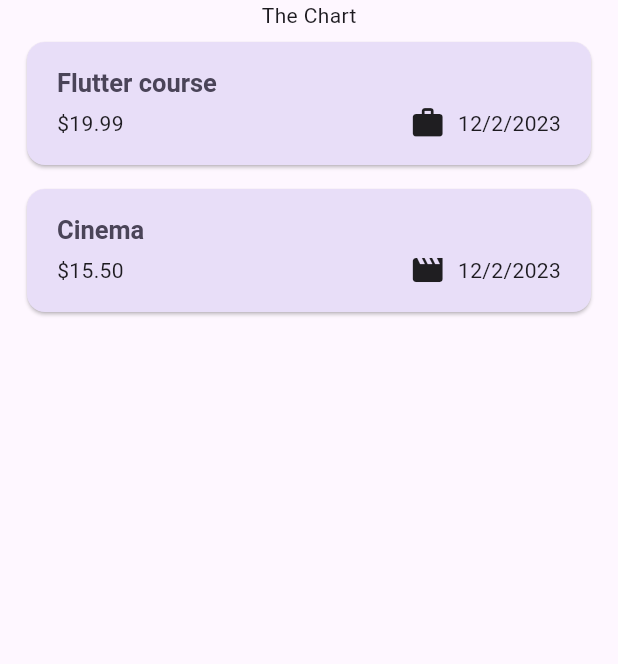
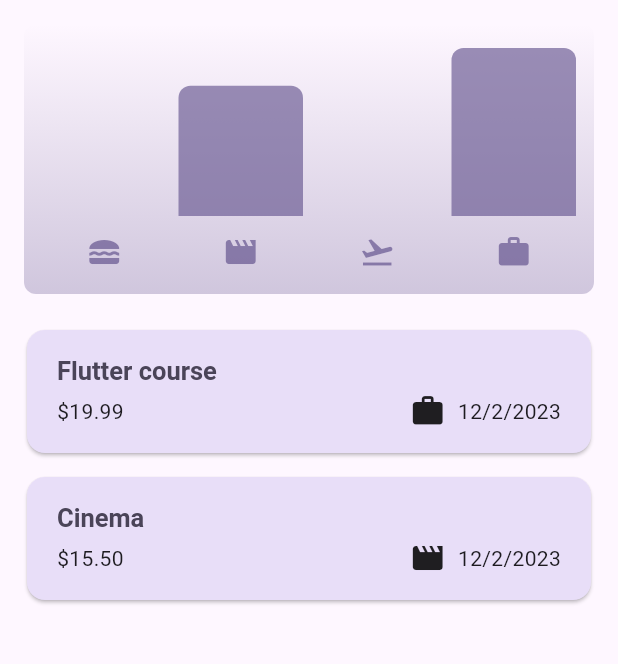
Before and after one commit to PS213073/expense_tracker, a Flutter app: the screen it shows after launch, on a phone screen of 412 x 824 dp, the part 84-748 px from its top. Run offline on Flutter 3.47's test engine with Material 3 defaults, Android fonts, the phone set to English and light mode, and no system bars.

Commit message:
adding chart and show it to user

```diff
--- /dev/null
+++ b/lib/widgets/chart/chart.dart
@@ -0,0 +1,95 @@
+import 'package:flutter/material.dart';
+
+import 'package:expense_tracker/widgets/chart/chart_bar.dart';
+import 'package:expense_tracker/models/expense.dart';
+
+class Chart extends StatelessWidget {
+  const Chart({super.key, required this.expenses});
+
+  final List<Expense> expenses;
+
+  List<ExpenseBucket> get buckets {
+    return [
+      ExpenseBucket.forCategory(expenses, Category.food),
+      ExpenseBucket.forCategory(expenses, Category.leisure),
+      ExpenseBucket.forCategory(expenses, Category.travel),
+      ExpenseBucket.forCategory(expenses, Category.work),
+    ];
+  }
+
+  double get maxTotalExpense {
+    double maxTotalExpense = 0;
+
+    for (final bucket in buckets) {
+      if (bucket.totalExpenses > maxTotalExpense) {
+        maxTotalExpense = bucket.totalExpenses;
+      }
+    }
+
+    return maxTotalExpense;
+  }
+
+  @override
+  Widget build(BuildContext context) {
+    final isDarkMode =
+        MediaQuery.of(context).platformBrightness == Brightness.dark;
+    return Container(
+      margin: const EdgeInsets.all(16),
+      padding: const EdgeInsets.symmetric(
+        vertical: 16,
+        horizontal: 8,
+      ),
+      width: double.infinity,
+      height: 180,
+      decoration: BoxDecoration(
+        borderRadius: BorderRadius.circular(8),
+        gradient: LinearGradient(
+          colors: [
+            Theme.of(context).colorScheme.primary.withOpacity(0.3),
+            Theme.of(context).colorScheme.primary.withOpacity(0.0)
+          ],
+          begin: Alignment.bottomCenter,
+          end: Alignment.topCenter,
+        ),
+      ),
+      child: Column(
+        children: [
+          Expanded(
+            child: Row(
+              crossAxisAlignment: CrossAxisAlignment.end,
+              children: [
+                for (final bucket in buckets) // alternative to map()
+                  ChartBar(
+                    fill: bucket.totalExpenses == 0
+                        ? 0
+                        : bucket.totalExpenses / maxTotalExpense,
+                  )
+              ],
+            ),
+          ),
+          const SizedBox(height: 12),
+          Row(
+            children: buckets
+                .map(
+                  (bucket) => Expanded(
+                    child: Padding(
+                      padding: const EdgeInsets.symmetric(horizontal: 4),
+                      child: Icon(
+                        categoryIcons[bucket.category],
+                        color: isDarkMode
+                            ? Theme.of(context).colorScheme.secondary
+                            : Theme.of(context)
+                                .colorScheme
+                                .primary
+                                .withOpacity(0.7),
+                      ),
+                    ),
+                  ),
+                )
+                .toList(),
+          )
+        ],
+      ),
+    );
+  }
+}
--- /dev/null
+++ b/lib/widgets/chart/chart_bar.dart
@@ -0,0 +1,34 @@
+import 'package:flutter/material.dart';
+
+class ChartBar extends StatelessWidget {
+  const ChartBar({
+    super.key,
+    required this.fill,
+  });
+
+  final double fill;
+
+  @override
+  Widget build(BuildContext context) {
+    final isDarkMode =
+        MediaQuery.of(context).platformBrightness == Brightness.dark;
+    return Expanded(
+      child: Padding(
+        padding: const EdgeInsets.symmetric(horizontal: 4),
+        child: FractionallySizedBox(
+          heightFactor: fill,
+          child: DecoratedBox(
+            decoration: BoxDecoration(
+              shape: BoxShape.rectangle,
+              borderRadius:
+                  const BorderRadius.vertical(top: Radius.circular(8)),
+              color: isDarkMode
+                  ? Theme.of(context).colorScheme.secondary
+                  : Theme.of(context).colorScheme.primary.withOpacity(0.65),
+            ),
+          ),
+        ),
+      ),
+    );
+  }
+}
--- a/lib/widgets/expenses.dart
+++ b/lib/widgets/expenses.dart
@@ -1,3 +1,4 @@
+import 'package:expense_tracker/widgets/chart/chart.dart';
 import 'package:expense_tracker/widgets/expenses_list/expenses_list.dart';
 import 'package:expense_tracker/models/expense.dart';
 import 'package:expense_tracker/widgets/new_expense.dart';
@@ -88,7 +89,7 @@ class _ExpensesState extends State<Expenses> {
       ),
       body: Column(
         children: [
-          const Text("The Chart"),
+          Chart(expenses: _registeredExpenses),
           Expanded(
             child: mainContent,
           ),
```
